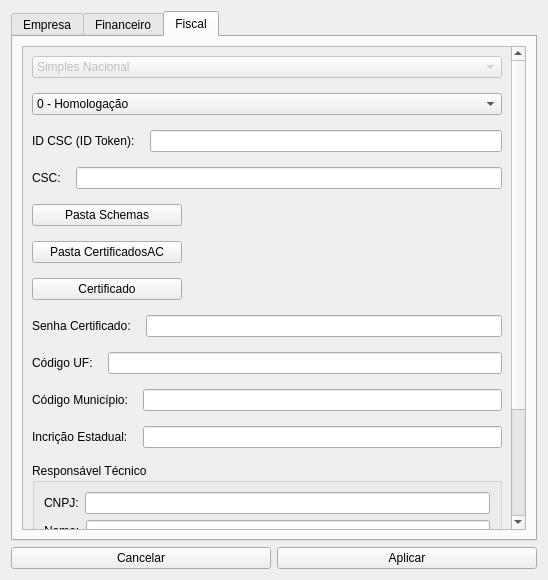
First picture: the form in configuracao.ui, repository GabR36/QEstoqueLoja, before the edit.
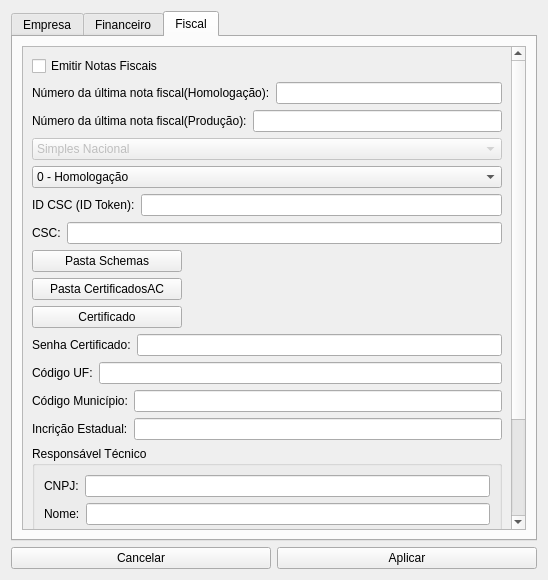
Second picture: the form after the edit.

Commit message: enviando nota fiscal com numero da configuração

```diff
--- a/configuracao.ui
+++ b/configuracao.ui
@@ -307,13 +307,45 @@
             <x>0</x>
             <y>0</y>
             <width>492</width>
-            <height>663</height>
+            <height>651</height>
            </rect>
           </property>
           <layout class="QVBoxLayout" name="verticalLayout_4">
-           <property name="spacing">
-            <number>15</number>
-           </property>
+           <item>
+            <widget class="QCheckBox" name="CheckBox_emitNf">
+             <property name="text">
+              <string>Emitir Notas Fiscais</string>
+             </property>
+            </widget>
+           </item>
+           <item>
+            <layout class="QHBoxLayout" name="horizontalLayout_34">
+             <item>
+              <widget class="QLabel" name="label_23">
+               <property name="text">
+                <string>Número da última nota fiscal(Homologação):</string>
+               </property>
+              </widget>
+             </item>
+             <item>
+              <widget class="QLineEdit" name="Ledit_NNfHomolog"/>
+             </item>
+            </layout>
+           </item>
+           <item>
+            <layout class="QHBoxLayout" name="horizontalLayout_33">
+             <item>
+              <widget class="QLabel" name="label_28">
+               <property name="text">
+                <string>Número da última nota fiscal(Produção):</string>
+               </property>
+              </widget>
+             </item>
+             <item>
+              <widget class="QLineEdit" name="Ledit_NNfProd"/>
+             </item>
+            </layout>
+           </item>
            <item>
             <widget class="QComboBox" name="CBox_Opcao">
              <property name="enabled">
```
The commit also changes 10 other files.
